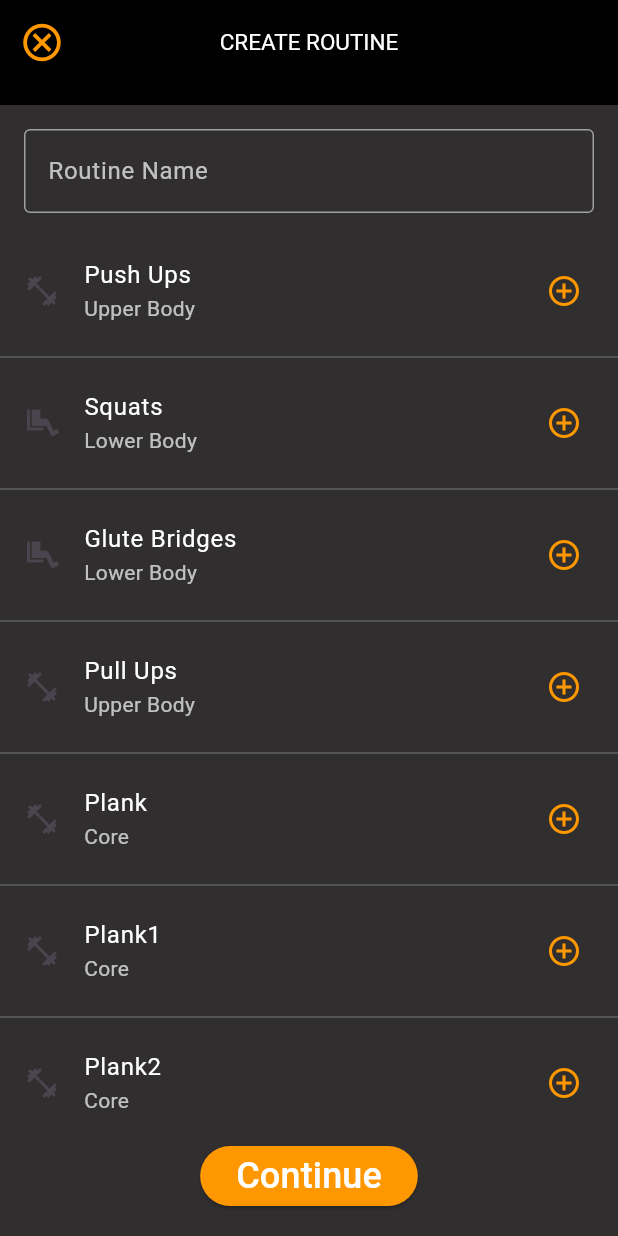
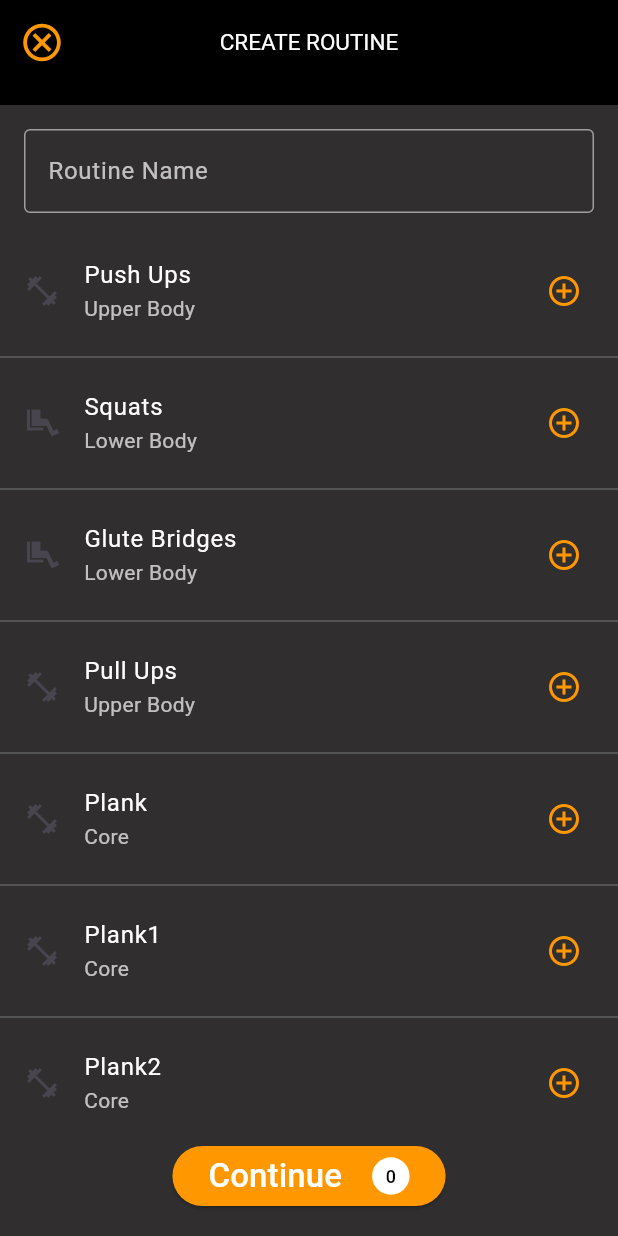
Before and after one commit to edwardseoj/LockInTwin, a Flutter app: the screen it shows after launch, after a tap on the "add" icon, on a phone screen of 412 x 824 dp. Run offline on Flutter 3.47's test engine with Material 3 defaults, Android fonts, the light colour scheme and no system bars.

Commit message:
Fixed button, map to store values

```diff
--- a/lib/create_routine.dart
+++ b/lib/create_routine.dart
@@ -12,7 +12,10 @@ class CreateRoutine extends StatefulWidget{
 
 class _CreateRoutineState extends State<CreateRoutine>{
   Color mainBg = const Color(0xFF302e2e);
-  Map<String, List<dynamic>> exercises = {
+
+  var _exerciseCounter= 0;
+
+  final Map<String, List<dynamic>> _exercises = {
     "Push Ups": ["Push Ups", "Upper Body", Icon(Icons.fitness_center), false],
     "Squats": ["Squats", "Lower Body", Icon(Icons.airline_seat_legroom_extra_sharp), false],
     "Glute Bridges": ["Glute Bridges", "Lower Body", Icon(Icons.airline_seat_legroom_extra_sharp), false],
@@ -25,7 +28,7 @@ class _CreateRoutineState extends State<CreateRoutine>{
     "Plank5": ["Plank5", "Core", Icon(Icons.fitness_center), false],
   };
 
-
+  final Map<String, List<dynamic>> _selectedExercises = {};
 
   @override
   Widget build(BuildContext context) {
@@ -104,35 +107,49 @@ class _CreateRoutineState extends State<CreateRoutine>{
                       child: ListView.separated(
                         physics: AlwaysScrollableScrollPhysics(),
                         itemBuilder: (BuildContext context, int index) {
-                          String key = exercises.keys.elementAt(index);
+                          String key = _exercises.keys.elementAt(index);
                           return ListTile(
-                            leading: exercises[key]![2],
+                            leading: _exercises[key]![2],
                             onTap: () {
                               setState(() {
-                                exercises[key]![3] = !exercises[key]![3];
-                                print(exercises[key]![0] + " selected" );
+                                _exercises[key]![3] = !_exercises[key]![3];
+
+                                if (_exercises[key]![3]) {
+                                  _selectedExercises[key] = _exercises[key]!;
+                                  _exerciseCounter++;
+                                } else {
+                                  _selectedExercises.remove(key);
+                                  _exerciseCounter--;
+                                }
+
+                                //debugging prints
+                                for (var ex in _selectedExercises.entries) {
+                                  print("Selected Exercise: ${ex.key}");
+                                }
+                                print(_exercises[key]![0] + " selected" );
+
                               });
                             },
-                            tileColor: exercises[key]![3] ? Colors.orange : null,
+                            tileColor: _exercises[key]![3] ? Colors.orange : null,
 
                             title: Text(
-                              exercises[key]![0],
+                              _exercises[key]![0],
                               style: TextStyle(color: Colors.white),
                             ),
                             subtitle: Text(
-                              exercises[key]![1],
+                              _exercises[key]![1],
                               style: TextStyle(color: Colors.white70),
                             ),
                             trailing: Icon(
-                              exercises[key]![3] ? Icons.backspace_outlined:  Icons.add_circle_outline,
-                              color: exercises[key]![3] ? Colors.white: Colors.orange,
+                              _exercises[key]![3] ? Icons.backspace_outlined:  Icons.add_circle_outline,
+                              color: _exercises[key]![3] ? Colors.white: Colors.orange,
                             ),
                           );
                         },
                         separatorBuilder: (BuildContext context, int index) {
                           return Divider(color: Colors.white24);
                         },
-                        itemCount: exercises.length,
+                        itemCount: _exercises.length,
                       ),
                     ),
 
@@ -151,12 +168,36 @@ class _CreateRoutineState extends State<CreateRoutine>{
                         style: ElevatedButton.styleFrom(
                           backgroundColor: Colors.orange,
                         ),
-                        child: Text(
-                          'Continue',
-                          style: TextStyle(
-                            fontSize: 24,
-                            color: Colors.white,
-                          ),
+                        child: Row(
+                          mainAxisSize: MainAxisSize.min,
+                          mainAxisAlignment: MainAxisAlignment.center,
+                          crossAxisAlignment: CrossAxisAlignment.center,
+                          children: [
+                            Text(
+                              'Continue',
+                              style: TextStyle(
+                                fontSize: 22,
+                                color: Colors.white,
+                              ),
+                            ),
+                            SizedBox(width: 20),
+                            SizedBox(
+                              height: 25,
+                              width: 25,
+                              child: Container(
+                                alignment: Alignment.center,
+                                decoration: BoxDecoration(
+                                  color: Colors.white,
+                                  borderRadius: BorderRadius.circular(20),
+                                ),
+                                child: Text(
+                                  textAlign: TextAlign.center,
+                                  _exerciseCounter.toString(),
+                                  style: TextStyle(color: Colors.black, fontSize: 12),
+                                ),
+                              ),
+                            )
+                          ],
                         ),
                       ),
                     ),
```
